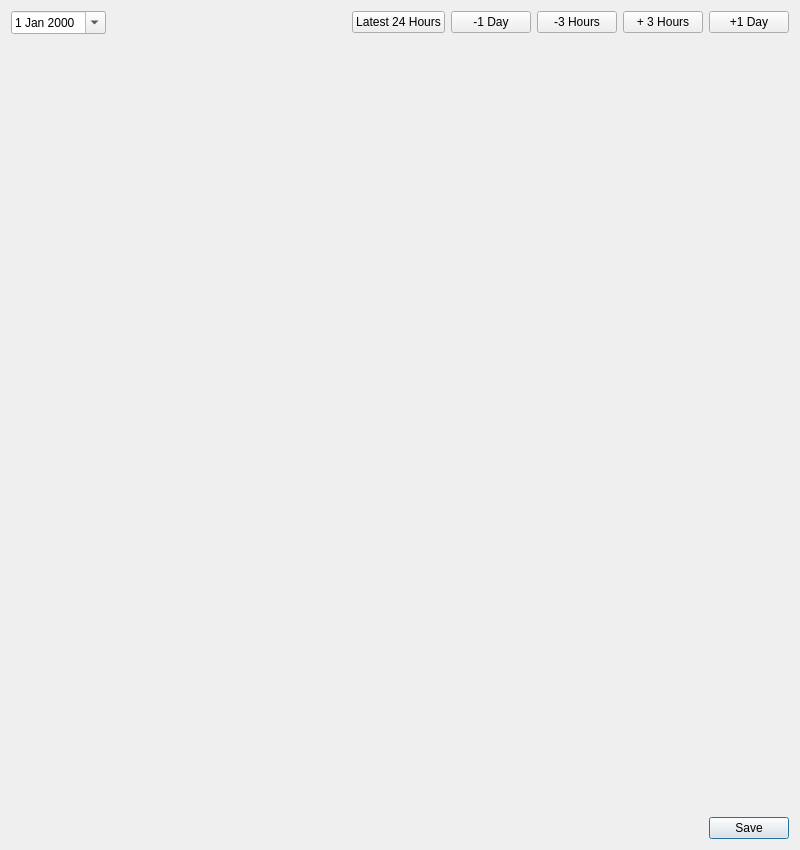
Old version of the form tafor/components/ui/chart.ui in the repository up1and/tafor.
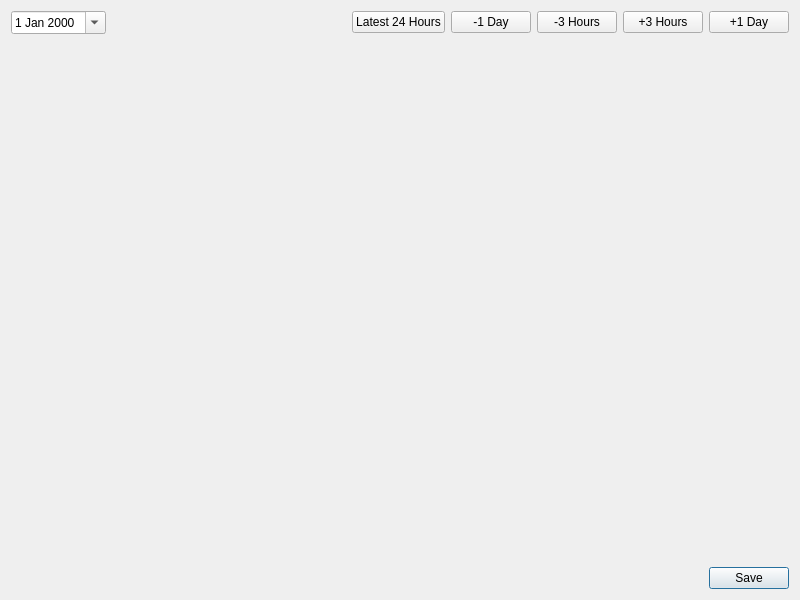
New version of the form.

```diff
--- a/tafor/components/ui/chart.ui
+++ b/tafor/components/ui/chart.ui
@@ -7,13 +7,13 @@
     <x>0</x>
     <y>0</y>
     <width>800</width>
-    <height>850</height>
+    <height>600</height>
    </rect>
   </property>
   <property name="minimumSize">
    <size>
     <width>800</width>
-    <height>850</height>
+    <height>600</height>
    </size>
   </property>
   <property name="windowTitle">
@@ -66,7 +66,7 @@
      <item>
       <widget class="QPushButton" name="hoursLaterButton">
        <property name="text">
-        <string>+ 3 Hours</string>
+        <string>+3 Hours</string>
        </property>
       </widget>
      </item>
@@ -93,7 +93,7 @@
         <x>0</x>
         <y>0</y>
         <width>782</width>
-        <height>772</height>
+        <height>522</height>
        </rect>
       </property>
       <property name="sizePolicy">
```
Left out of the diff: 2 changed lines with no effect on the pictures.
